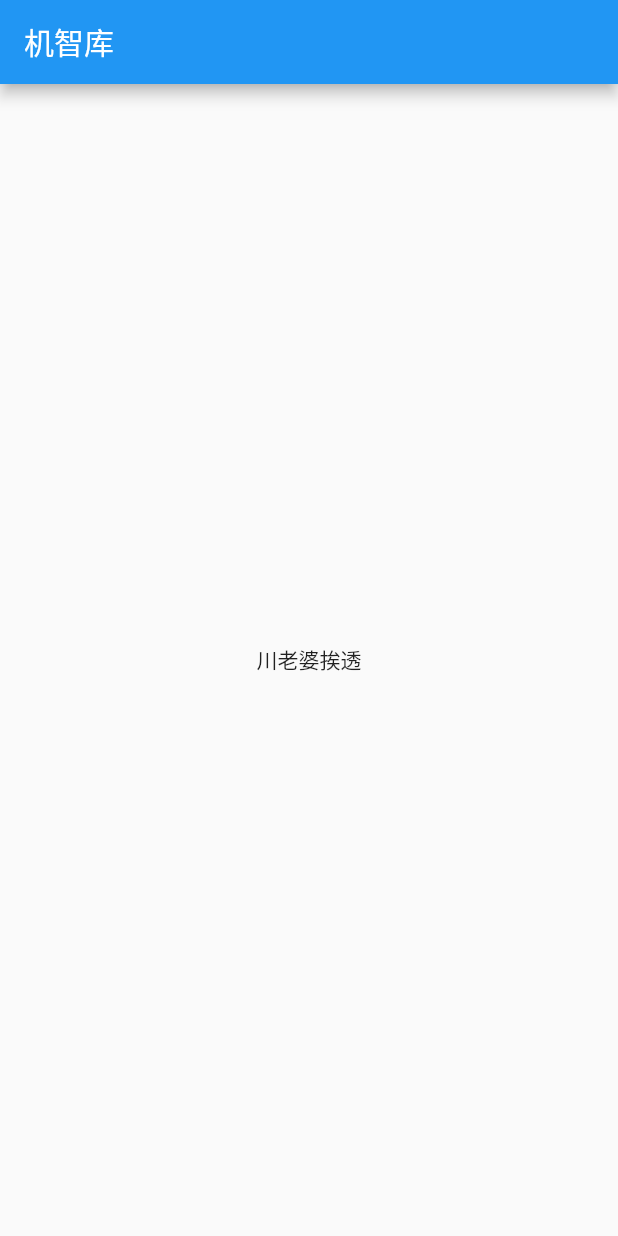
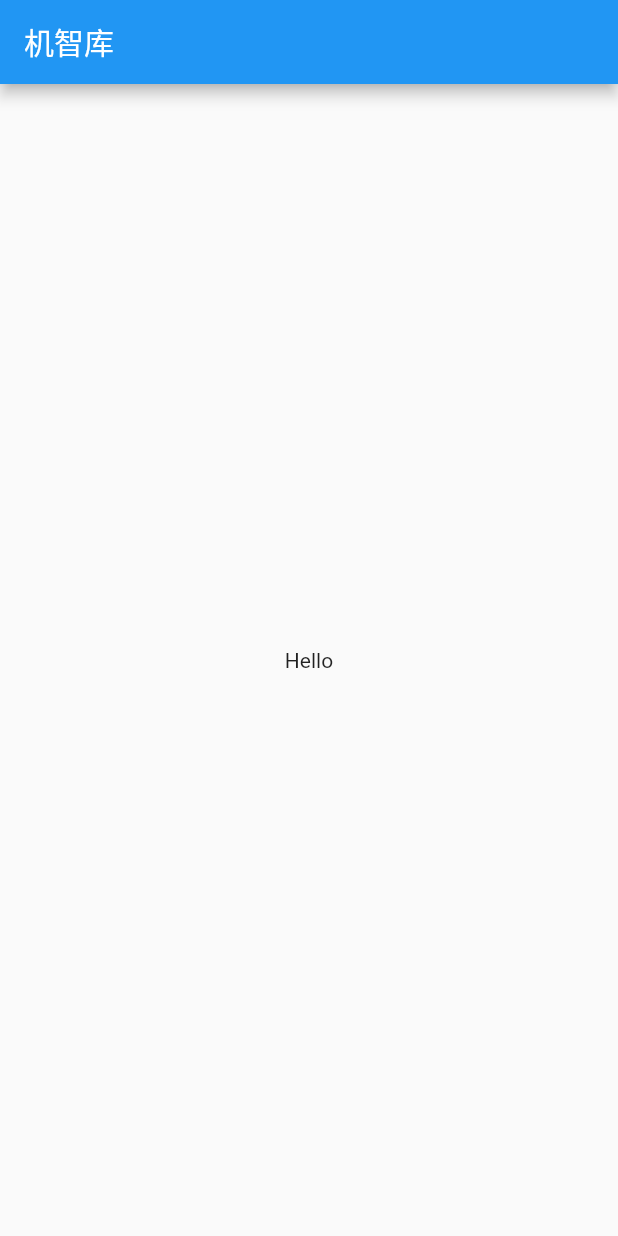
Before and after one commit to LLLgoyour/jzkuClient, a Flutter app: the screen it shows after launch, on a phone screen of 412 x 824 dp. Run offline on Flutter 3.47's test engine with Material 2 defaults, Android fonts, the phone set to English and light mode, and no system bars.

Commit message:
class开头小写的LLLgoyour是屑

```diff
--- a/lib/main.dart
+++ b/lib/main.dart
@@ -1,8 +1,8 @@
 import 'package:flutter/material.dart';
 
-void main() => runApp(new jzkuApp());
+void main() => runApp(new JzkuApp());
 
-class jzkuApp extends StatelessWidget {
+class JzkuApp extends StatelessWidget {
   @override
   Widget build(BuildContext context) {
     return new MaterialApp(
@@ -12,7 +12,7 @@ class jzkuApp extends StatelessWidget {
           title: new Text('机智库'),
         ),
         body: new Center(
-          child: new Text('川老婆挨透'),
+          child: new Text('Hello'),
         ),
       ),
     );
```
Also changed, not shown: pubspec.lock, 1 other file.
